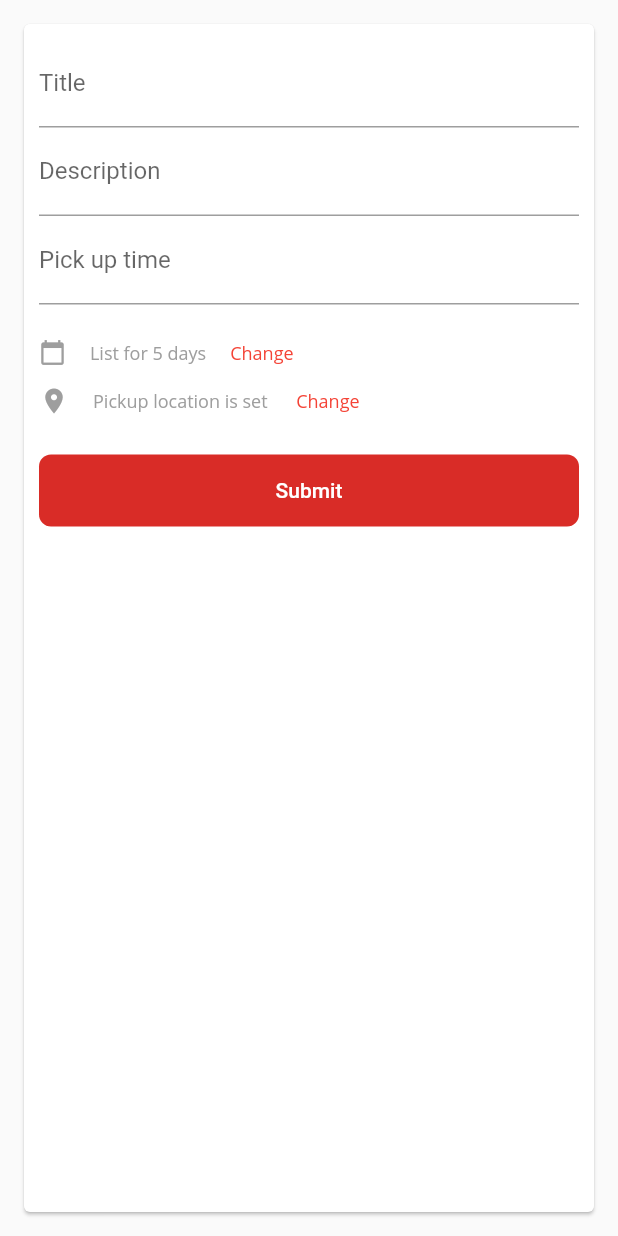
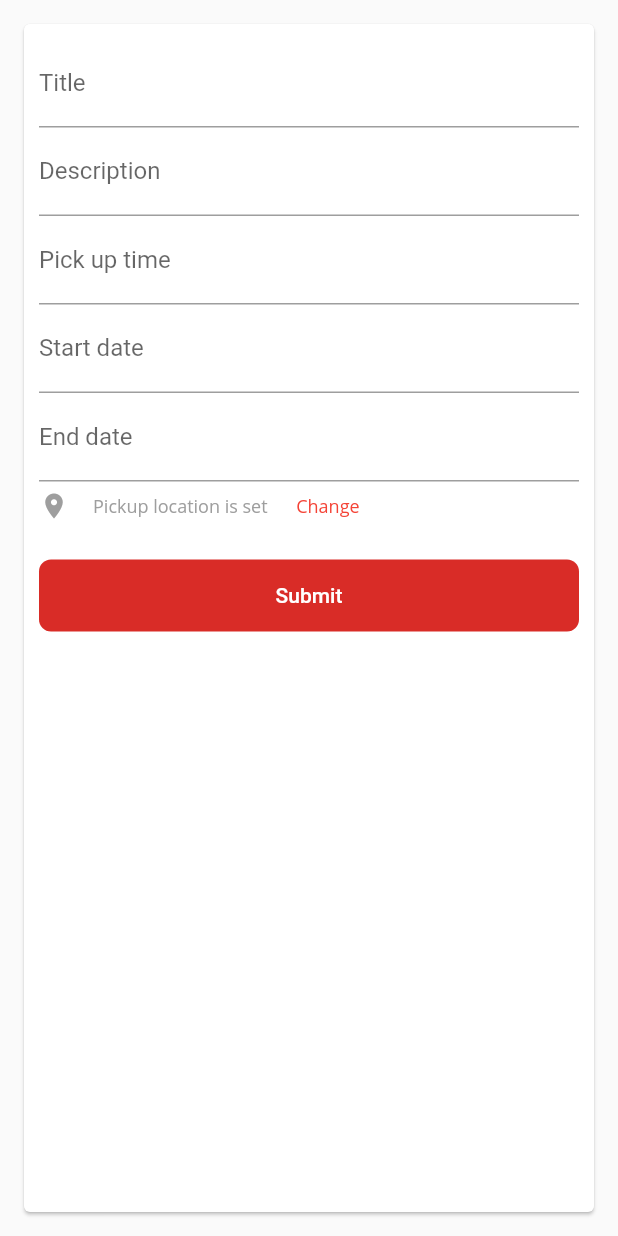
Before and after one commit to vsales-one/hali-app, a Flutter app: the CreateFoodForm widget shown alone on an empty page, opened directly, on a phone screen of 412 x 824 dp. Run offline on Flutter 3.47's test engine with Material 2 defaults, Android fonts, the phone set to English and light mode, and no system bars; drawn by our look-alikes of flutter_form_builder; our stand-ins replace bloc, cached_network_image, cloud_firestore, dio, equatable, firebase_auth and 14 more; missing offline and left inert: flutter_facebook_login, select_dialog; accounts and stored records are empty; generated files the repository leaves out were written again; network calls fail; statements that could not run were skipped.

Commit message:
- startdate, enddate

```diff
--- a/src/hali/lib/posts/create_food_form.dart
+++ b/src/hali/lib/posts/create_food_form.dart
@@ -106,28 +106,32 @@ class CreateFoodFormState extends State<CreateFoodForm> {
                       ],
                     ),
 
-                    // list for 5 days
-                    Container(
-                      margin: EdgeInsets.only(top: 16),
-                      child: new Row(
-                        mainAxisAlignment: MainAxisAlignment.start,
-                        crossAxisAlignment: CrossAxisAlignment.center,
-                        children: <Widget>[
-                          Padding(
-                            padding: EdgeInsets.only(top: 0),
-                            child: Icon(Icons.calendar_today, size: 18, color: Colors.grey),
-                          ),
+                    FormBuilderDateTimePicker(
+                      attribute: "startDate",
+                      inputType: InputType.date,
+                      format: DateFormat("yyyy-MM-dd"),
+                      decoration:
+                      InputDecoration(labelText: "Start date"),
+                      validators: [
+                        FormBuilderValidators.requiredTrue(
+                          errorText:
+                          "You must choose start day.",
+                        ),
+                      ],
+                    ),
 
-                          Container(
-                            padding: EdgeInsets.only(left: 16, right: 16, top: 8, bottom: 8),
-                            child: Text("List for $listFor5Days", style: Styles.getRegularStyle(12, Colors.grey),),
-                          ),
-                          GestureDetector(
-                            child: Text("Change", style: Styles.getRegularStyle(12, Colors.red),  textAlign: TextAlign.left),
-                            onTap: _showListDays,
-                          )
-                        ],
-                      ),
+                    FormBuilderDateTimePicker(
+                      attribute: "endDate",
+                      inputType: InputType.date,
+                      format: DateFormat("yyyy-MM-dd"),
+                      decoration:
+                      InputDecoration(labelText: "End date"),
+                      validators: [
+                        FormBuilderValidators.requiredTrue(
+                          errorText:
+                          "You must choose End day.",
+                        ),
+                      ],
                     ),
 
                     // list for pickup location
--- a/src/hali/pubspec.yaml
+++ b/src/hali/pubspec.yaml
@@ -76,7 +76,7 @@ flutter:
   assets:
    - assets/images/hali_logo_199.png
    - assets/images/invitation.png
-
+   - assets/images/placeholder.jpg
   # An image asset can refer to one or more resolution-specific "variants", see
   # https://flutter.dev/assets-and-images/#resolution-aware.
 
```
Also changed, not shown: src/hali/lib/posts/create_post.dart (+59 -25 lines), src/hali/lib/posts/pickup_location.dart (+14 -75 lines), src/hali/assets/images/placeholder.jpg (added).
